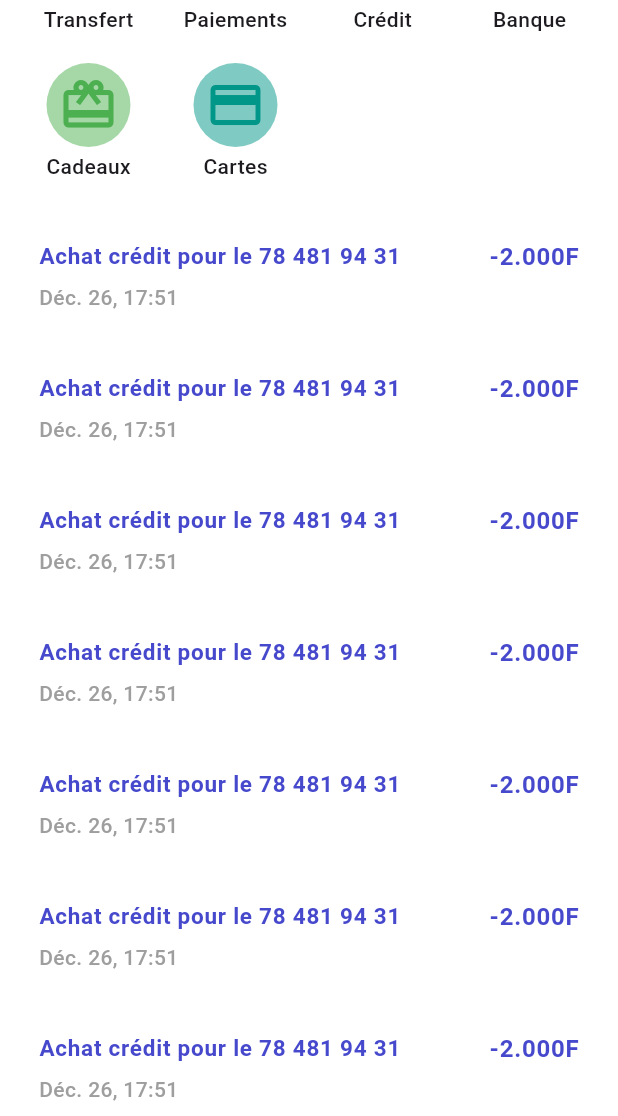
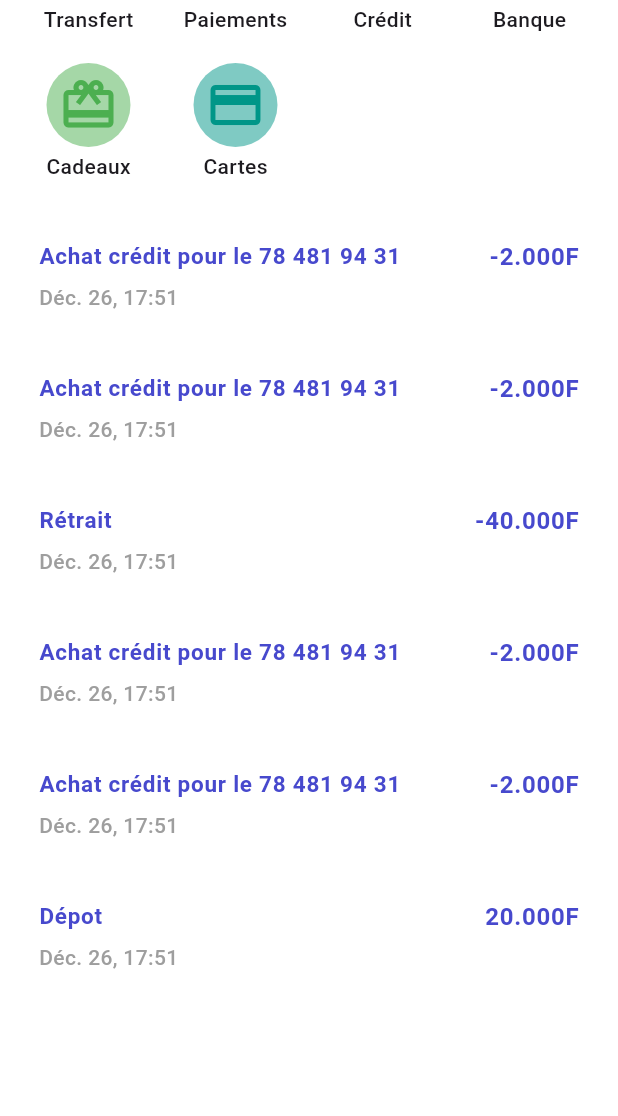
Before and after one commit to laspi0/wave, a Flutter app: the screen it shows after launch, scrolled down 276 dp, after a tap on "Cartes", on a phone screen of 412 x 824 dp, the part 120-1236 px from its top. Run offline on Flutter 3.47's test engine with Material 3 defaults, Android fonts, the phone set to English and light mode, and no system bars.

```diff
--- a/lib/screens/home_screen.dart
+++ b/lib/screens/home_screen.dart
@@ -2,7 +2,7 @@ import 'package:flutter/material.dart';
 import 'package:wave/utils/card.dart';
 import 'package:wave/utils/constants.dart';
 import 'package:wave/utils/optionsGlobal.dart';
-import 'package:wave/utils/transactions.dart';
+import 'package:wave/utils/transactionWidget.dart';
 
 class HomeScreen extends StatefulWidget {
   const HomeScreen({Key? key}) : super(key: key);
@@ -128,7 +128,7 @@ class _HomeScreenState extends State<HomeScreen> {
                           right: 10,
                           child: Column(
                             children: [
-                              optionGlobalWidget(),
+                              optionGlobalWidget(context),
                             ],
                           ))
                     ],
--- a/lib/utils/optionsGlobal.dart
+++ b/lib/utils/optionsGlobal.dart
@@ -1,12 +1,13 @@
 import 'package:flutter/material.dart';
+import 'package:wave/screens/transfert.dart';
 import 'package:wave/utils/options.dart';
-import 'package:wave/utils/transactions.dart';
+import 'package:wave/utils/transactionWidget.dart';
 
-Column optionGlobalWidget() {
+Column optionGlobalWidget(BuildContext context) {
   return Column(
     children: [
       Container(
-        constraints: BoxConstraints(minHeight: 1000),
+        constraints: const BoxConstraints(minHeight: 1000),
         color: const Color.fromARGB(255, 255, 255, 255),
         width: double.infinity,
         // height: 1000,
@@ -18,10 +19,18 @@ Column optionGlobalWidget() {
               shrinkWrap: true,
               physics: const ClampingScrollPhysics(),
               children: [
-                optionWidget(
-                    icon: Icons.person_2,
-                    color: Colors.blue,
-                    text: "Transfert"),
+                GestureDetector(
+                  onTap: () {
+                    Navigator.push(
+                      context,
+                      MaterialPageRoute(builder: (context) => TransferPage()),
+                    );
+                  },
+                  child: optionWidget(
+                      icon: Icons.person_2,
+                      color: Colors.blue,
+                      text: "Transfert"),
+                ),
                 optionWidget(
                     icon: Icons.shopping_cart_sharp,
                     color: Colors.orange,
@@ -39,7 +48,7 @@ Column optionGlobalWidget() {
                     color: Colors.green,
                     text: "Cadeaux"),
                 GestureDetector(
-                  onTap: () => {print("Gesture")},
+                  onTap: () {},
                   child: optionWidget(
                       icon: Icons.credit_card_outlined,
                       color: Colors.teal,
@@ -47,21 +56,25 @@ Column optionGlobalWidget() {
                 ),
               ],
             ),
-            transtions(),
-            transtions(),
-            transtions(),
-            transtions(),
-            transtions(),
-            transtions(),
-            transtions(),
-            transtions(),
-            transtions(),
-            transtions(),
-            transtions(),
-            transtions(),
+            TransitionsWidget(),
           ],
         ),
       ),
     ],
   );
 }
+
+class MyHomePage extends StatelessWidget {
+  const MyHomePage({super.key});
+
+  @override
+  Widget build(BuildContext context) {
+    return MaterialApp(
+      title: 'Flutter Demo',
+      theme: ThemeData(
+        primarySwatch: Colors.blue,
+      ),
+      home: const Scaffold(),
+    );
+  }
+}
--- /dev/null
+++ b/lib/utils/transactionWidget.dart
@@ -0,0 +1,89 @@
+import 'package:flutter/material.dart';
+import 'package:wave/utils/constants.dart';
+import 'transaction_model.dart';
+
+class TransitionsWidget extends StatefulWidget {
+  @override
+  _TransitionsWidgetState createState() => _TransitionsWidgetState();
+}
+
+class _TransitionsWidgetState extends State<TransitionsWidget> {
+  List<Transaction> transactions = [
+    const Transaction(
+      contact: 'Achat crédit pour le 78 481 94 31',
+      number: '-2.000F',
+      date: 'Déc. 26, 17:51',
+    ),
+    const Transaction(
+      contact: 'Achat crédit pour le 78 481 94 31',
+      number: '-2.000F',
+      date: 'Déc. 26, 17:51',
+    ),
+    const Transaction(
+      contact: 'Rétrait',
+      number: '-40.000F',
+      date: 'Déc. 26, 17:51',
+    ),
+    const Transaction(
+      contact: 'Achat crédit pour le 78 481 94 31',
+      number: '-2.000F',
+      date: 'Déc. 26, 17:51',
+    ),
+    const Transaction(
+      contact: 'Achat crédit pour le 78 481 94 31',
+      number: '-2.000F',
+      date: 'Déc. 26, 17:51',
+    ),
+    const Transaction(
+      contact: 'Dépot',
+      number: '20.000F',
+      date: 'Déc. 26, 17:51',
+    ),
+  ];
+
+  @override
+  Widget build(BuildContext context) {
+    return Column(
+      children: transactions.map((transaction) {
+        return Container(
+          color: const Color.fromARGB(255, 255, 255, 255),
+          padding: const EdgeInsets.all(8.0),
+          child: ListTile(
+            contentPadding: const EdgeInsets.symmetric(horizontal: 8.0),
+            title: Row(
+              children: [
+                Expanded(
+                  child: Text(
+                    transaction.contact,
+                    style: TextStyle(
+                        fontSize: 15,
+                        fontWeight: FontWeight.w700,
+                        color: primaryColor),
+                    textAlign: TextAlign.left,
+                  ),
+                ),
+                Text(
+                  transaction.number,
+                  style: TextStyle(
+                    fontWeight: FontWeight.w600,
+                    color: primaryColor,
+                  ),
+                  textAlign: TextAlign.right,
+                ),
+              ],
+            ),
+            subtitle: Padding(
+              padding: EdgeInsets.only(top: 5.0),
+              child: Text(
+                transaction.date,
+                textAlign: TextAlign.left,
+                style:
+                    TextStyle(color: Colors.grey, fontWeight: FontWeight.w500),
+              ),
+            ),
+          ),
+        );
+      }).toList(),
+    );
+  }
+}
--- /dev/null
+++ b/lib/utils/transaction_model.dart
@@ -0,0 +1,13 @@
+class Transaction {
+  final String contact;
+  final String number;
+  final String amount;
+  final String date;
+
+  const Transaction({
+    this.contact = '',
+    this.number = '',
+    this.amount = '',
+    this.date = '',
+  });
+}
--- a/lib/utils/transactions.dart
+++ /dev/null
@@ -1,46 +0,0 @@
-import 'package:flutter/material.dart';
-import 'package:wave/utils/constants.dart';
-
-Container transtions() {
-  return Container(
-    color: const Color.fromARGB(255, 255, 255, 255),
-    padding: const EdgeInsets.all(8.0),
-    child: Column(
-      crossAxisAlignment: CrossAxisAlignment.start,
-      children: [
-        ListTile(
-          contentPadding: const EdgeInsets.symmetric(horizontal: 8.0),
-          title: Row(
-            children: [
-              Expanded(
-                child: Text(
-                  'Achat crédit pour le 78 481 94 31',
-                  style: TextStyle(
-                      fontSize: 15,
-                      fontWeight: FontWeight.w700,
-                      color: primaryColor), // Nom du premier contact
-                  textAlign: TextAlign.left,
-                ),
-              ),
-              Text(
-                '-2.000F',
-                style: TextStyle(
-                    color: primaryColor,
-                    fontWeight: FontWeight.w600), // Numéro du premier contact
-                textAlign: TextAlign.right,
-              ),
-            ],
-          ),
-          subtitle: const Padding(
-            padding: EdgeInsets.only(top: 5.0),
-            child: Text(
-              'Déc. 26, 17:51', // Date du premier appel
-              textAlign: TextAlign.left,
-              style: TextStyle(color: Colors.grey, fontWeight: FontWeight.w500),
-            ),
-          ),
-        ),
-      ],
-    ),
-  );
-}
--- a/models/transactions.dart
+++ /dev/null
@@ -1,31 +0,0 @@
-class Transaction {
-  final String contact;
-  final String number;
-  final String amount;
-  final String date;
-
-  const Transaction({
-    this.contact = '',
-    this.number = '',
-    this.amount = '',
-    this.date = '',
-  });
-}
-
-List<Transaction> transactions = [
-  const Transaction(
-    contact: 'Achat crédit pour le 78 481 94 31',
-    number: '-2.000F',
-    date: 'Déc. 26, 17:51',
-  ),
-  const Transaction(
-    contact: 'Achat crédit pour le 78 481 94 31',
-    number: '-2.000F',
-    date: 'Déc. 26, 17:51',
-  ),
-  const Transaction(
-    contact: 'Achat crédit pour le 78 481 94 31',
-    number: '-2.000F',
-    date: 'Déc. 26, 17:51',
-  ),
-];
--- a/pubspec.yaml
+++ b/pubspec.yaml
@@ -35,6 +35,7 @@ dependencies:
   # The following adds the Cupertino Icons font to your application.
   # Use with the CupertinoIcons class for iOS style icons.
   cupertino_icons: ^1.0.2
+  contacts_service: ^0.6.3
 
 dev_dependencies:
   flutter_test:
```
Also changed, not shown: lib/screens/transfert.dart (added, +99 -0 lines), models/transaction_model.dart (added, +13 -0 lines), pubspec.lock, 1 other file.
